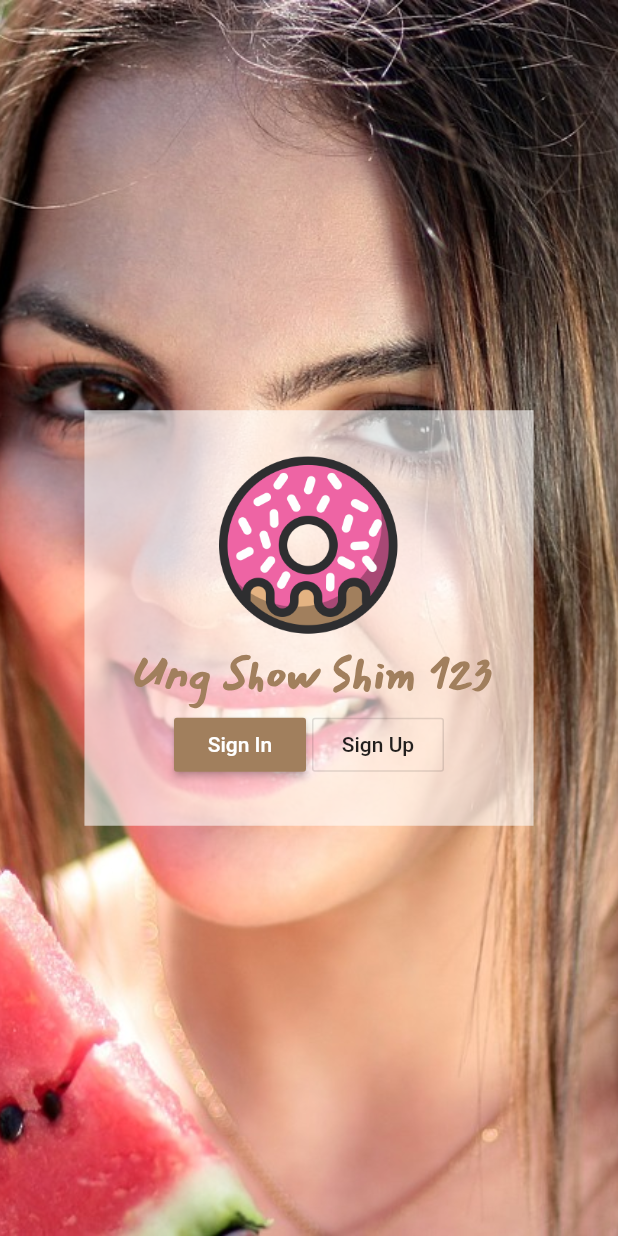
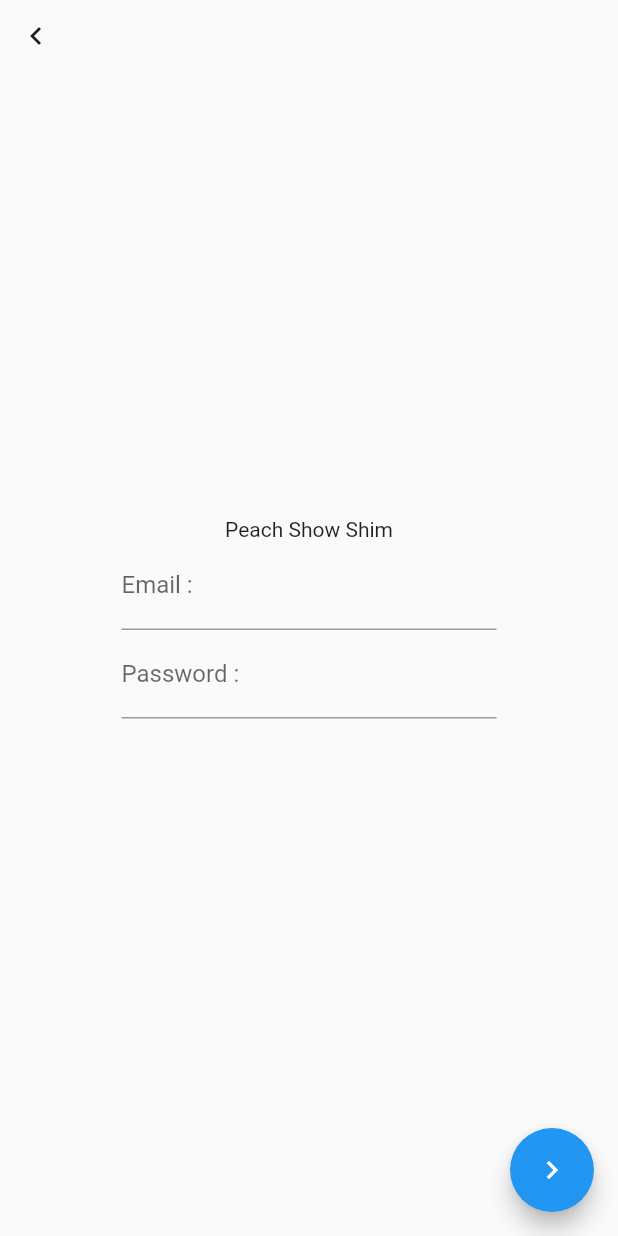
Before and after one commit to Lookpeach/Flutter_NewShowShim, a Flutter app: the screen it shows after launch, after a tap on "Sign In", on a phone screen of 412 x 824 dp. Run offline on Flutter 3.47's test engine with Material 2 defaults, Android fonts, the phone set to English and light mode, and no system bars; our stand-ins replace firebase_auth; missing offline and left inert: dart:ffi; accounts and stored records are empty.

Commit message:
Design UI Authen scene success

```diff
--- /dev/null
+++ b/lib/screens/authen.dart
@@ -0,0 +1,70 @@
+import 'package:flutter/material.dart';
+
+class Authen extends StatefulWidget {
+  @override
+  _AuthenState createState() => _AuthenState();
+}
+
+class _AuthenState extends State<Authen> {
+  // Explicit
+
+  //Method
+
+  Widget backButton() {
+    return IconButton(
+      icon: Icon(Icons.navigate_before),
+      onPressed: () {
+        Navigator.of(context).pop(); //ย้อนกลับ
+      },
+    );
+  }
+
+  Widget myContent() {
+    return Center(
+      child: Column(
+        mainAxisSize: MainAxisSize.min,
+        children: <Widget>[
+          Text('Peach Show Shim'),
+          emailText(),
+          passwordText(),
+        ],
+      ),
+    );
+  }
+
+  Widget emailText() {
+    return Container(
+      width: 250.0,
+      child: TextField(
+        decoration: InputDecoration(labelText: 'Email :'),
+      ),
+    );
+  }
+
+  Widget passwordText() {
+    return Container(
+      width: 250.0,
+      child: TextField(
+        decoration: InputDecoration(labelText: 'Password :'),
+      ),
+    );
+  }
+
+  @override
+  Widget build(BuildContext context) {
+    return Scaffold(
+      body: SafeArea(
+        child: Stack(
+          children: <Widget>[
+            backButton(),
+            myContent(),
+          ],
+        ),
+      ),
+      floatingActionButton: FloatingActionButton(
+        child: Icon(Icons.navigate_next),
+        onPressed: () {},
+      ),
+    );
+  }
+}
--- a/lib/screens/home.dart
+++ b/lib/screens/home.dart
@@ -1,5 +1,6 @@
 import 'package:firebase_auth/firebase_auth.dart';
 import 'package:flutter/material.dart';
+import 'package:ungshowshim/screens/authen.dart';
 import 'package:ungshowshim/screens/my_service.dart';
 import 'package:ungshowshim/screens/my_style.dart';
 import 'package:ungshowshim/screens/register.dart';
@@ -59,7 +60,11 @@ class _HomeState extends State<Home> {
         'Sign In',
         style: TextStyle(color: Colors.white),
       ),
-      onPressed: () {},
+      onPressed: () {
+        MaterialPageRoute materialPageRoute =
+            MaterialPageRoute(builder: (BuildContext context) => Authen());
+            Navigator.of(context).push(materialPageRoute);
+      },
     );
   }
 
```
Also changed, not shown: lib/screens/my_service.dart (+21 -0 lines).
